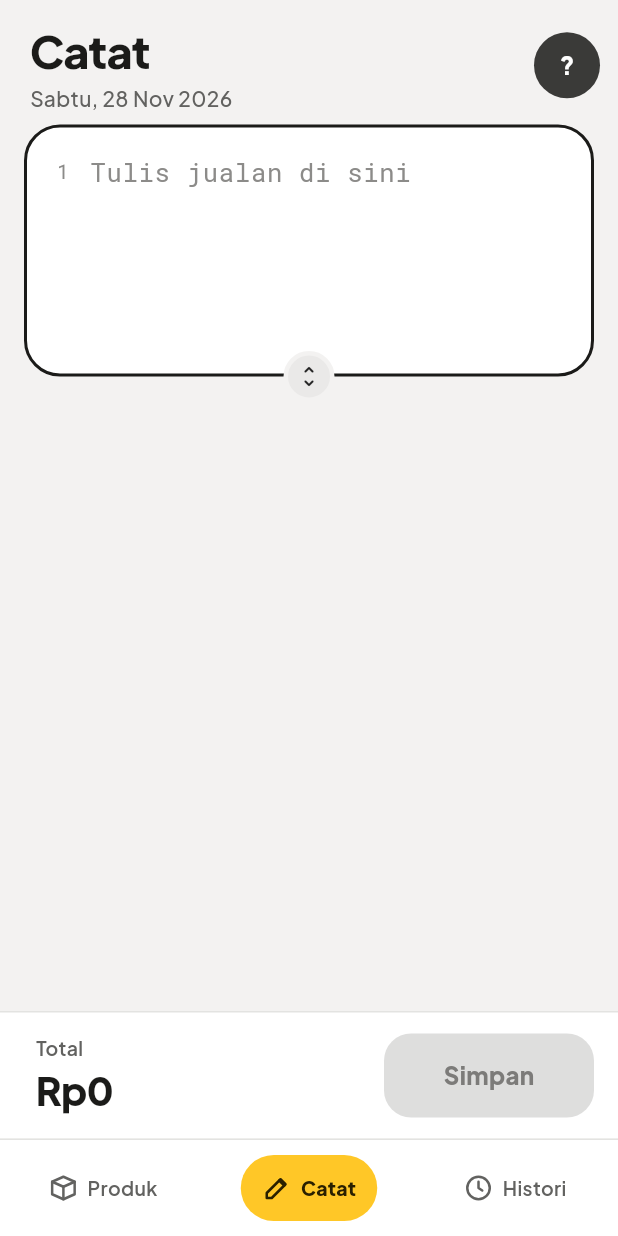
After one commit to machyon/Pensil-Warung, a Flutter app: the CatatScreen screen opened by its route, on a phone screen of 412 x 824 dp. The commit adds this screen. Run offline on Flutter 3.47's test engine with Material 3 defaults, Android fonts, the phone set to English and light mode, and no system bars; our stand-ins replace flutter_secure_storage, flutter_svg, go_router, google_fonts, google_sign_in, image_picker and 1 more; missing offline and left inert: crop_your_image; accounts and stored records are empty; network calls fail; statements that could not run were skipped.

Commit message:
feat(app-catat): editor with line numbers, error marks and resize handle

```diff
--- a/pensil_warung/lib/main.dart
+++ b/pensil_warung/lib/main.dart
@@ -4,6 +4,8 @@ import 'package:provider/provider.dart';
 import 'config.dart';
 import 'data/api_client.dart';
 import 'data/repositories/auth_repository.dart';
+import 'data/repositories/catat_repository.dart';
+import 'ui/catat/catat_view_model.dart';
 import 'data/repositories/product_repository.dart';
 import 'data/session.dart';
 import 'routing/router.dart';
@@ -30,9 +32,13 @@ class MyApp extends StatefulWidget {
 class _MyAppState extends State<MyApp> {
   late final _router = buildRouter(widget.session);
   late final _products = ProductRepository(widget.api);
+  late final _catat = CatatViewModel(CatatRepository(widget.api, _products), _products);
 
   void _onSession() {
-    if (!widget.session.signedIn) _products.clear();
+    if (!widget.session.signedIn) {
+      _products.clear();
+      _catat.clear();
+    }
   }
 
   @override
@@ -44,6 +50,7 @@ class _MyAppState extends State<MyApp> {
   @override
   void dispose() {
     widget.session.removeListener(_onSession);
+    _catat.dispose();
     _router.dispose();
     super.dispose();
   }
@@ -56,6 +63,8 @@ class _MyAppState extends State<MyApp> {
         Provider.value(value: widget.api),
         Provider(create: (_) => AuthRepository(widget.api)),
         ChangeNotifierProvider.value(value: _products),
+        ChangeNotifierProvider.value(value: _catat),
+        Provider(create: (_) => CatatRepository(widget.api, _products)),
       ],
       child: MaterialApp.router(
         title: 'Pensil Warung',
--- a/pensil_warung/lib/routing/router.dart
+++ b/pensil_warung/lib/routing/router.dart
@@ -8,6 +8,7 @@ import '../ui/core/widgets/placeholder_tab.dart';
 import '../ui/auth/login_screen.dart';
 import '../ui/auth/register_screen.dart';
 import '../ui/landing/landing_screen.dart';
+import '../ui/catat/catat_screen.dart';
 import '../ui/products/product_list_screen.dart';
 import '../ui/products/product_routes.dart';
 import '../ui/splash/splash_gate.dart';
@@ -73,7 +74,7 @@ GoRouter buildRouter(Session session, {String initialLocation = '/'}) {
         _userTabs,
         ['Produk', 'Catat', 'Histori'],
         userNavItems,
-        screens: {0: const ProductListScreen()},
+        screens: {0: const ProductListScreen(), 1: const CatatScreen()},
         subRoutes: {0: productRoutes},
       ),
       shell(_broadcasterTabs, ['Siaran', 'Tulis', 'Akun'], broadcasterNavItems),
--- /dev/null
+++ b/pensil_warung/lib/ui/catat/catat_editor.dart
@@ -0,0 +1,203 @@
+import 'package:flutter/services.dart';
+import 'package:material_ui/material_ui.dart';
+
+import '../core/theme.dart';
+
+const editorMin = 168.0, editorMax = 480.0, lineHeight = 32.0;
+
+/// Text box controller that draws a red wavy underline under the lines in [errorLines] (1-based).
+class CatatController extends TextEditingController {
+  Set<int> _errorLines = {};
+
+  set errorLines(Set<int> v) {
+    if (v.length == _errorLines.length && v.containsAll(_errorLines)) return;
+    _errorLines = v;
+    notifyListeners();
+  }
+
+  @override
+  TextSpan buildTextSpan({required BuildContext context, TextStyle? style, required bool withComposing}) {
+    final rows = text.split('\n');
+    return TextSpan(style: style, children: [
+      for (var i = 0; i < rows.length; i++) ...[
+        TextSpan(
+          text: rows[i],
+          style: _errorLines.contains(i + 1) && rows[i].trim().isNotEmpty
+              ? const TextStyle(
+                  decoration: TextDecoration.underline,
+                  decorationStyle: TextDecorationStyle.wavy,
+                  decorationColor: AppColors.error,
+                  decorationThickness: 1.5,
+                )
+              : null,
+        ),
+        if (i < rows.length - 1) const TextSpan(text: '\n'),
+      ],
+    ]);
+  }
+}
+
+final _style = monoText(17);
+const _strut = StrutStyle(fontSize: 17, height: lineHeight / 17, forceStrutHeight: true, fontFamily: 'Roboto Mono');
+
+/// The Catat box: line numbers, red numbers on error lines, a drag handle that resizes it.
+class CatatEditor extends StatefulWidget {
+  const CatatEditor({
+    super.key,
+    required this.controller,
+    required this.errorLines,
+    required this.scroll,
+    this.enabled = true,
+    this.hint = 'Tulis jualan di sini',
+    this.focusNode,
+  });
+
+  final CatatController controller;
+  final Set<int> errorLines;
+  final ScrollController scroll;
+  final bool enabled;
+  final String hint;
+  final FocusNode? focusNode;
+
+  @override
+  State<CatatEditor> createState() => CatatEditorState();
+}
+
+class CatatEditorState extends State<CatatEditor> {
+  double _h = editorMin;
+  double _textWidth = 200;
+
+  void _resize(double h) => setState(() => _h = h.clamp(editorMin, editorMax));
+
+  /// Pixel offset of the top of line [lineNo] (1-based), counting wrapped rows.
+  double offsetOfLine(int lineNo) => _heights().take(lineNo - 1).fold(0.0, (s, h) => s + h);
+
+  List<double> _heights() => [
+        for (final row in widget.controller.text.split('\n'))
+          (TextPainter(
+            text: TextSpan(text: row.isEmpty ? ' ' : row, style: _style),
+            strutStyle: _strut,
+            textDirection: TextDirection.ltr,
+          )..layout(maxWidth: _textWidth))
+              .height,
+      ];
+
+  @override
+  Widget build(BuildContext context) {
+    return Stack(
+      clipBehavior: Clip.none,
+      children: [
+        Container(
+          height: _h,
+          padding: const EdgeInsets.fromLTRB(6, 14, 14, 14),
+          decoration: BoxDecoration(
+            color: AppColors.surface,
+            border: Border.all(color: AppColors.ink, width: 2),
+            borderRadius: BorderRadius.circular(24),
+          ),
+          clipBehavior: Clip.antiAlias,
+          child: LayoutBuilder(builder: (context, c) {
+            _textWidth = c.maxWidth - 22 - 14 - 8 - 2;
+            return ListenableBuilder(
+              listenable: widget.controller,
+              builder: (context, _) {
+                final heights = _heights();
+                return SingleChildScrollView(
+                  controller: widget.scroll,
+                  child: Row(
+                    crossAxisAlignment: CrossAxisAlignment.start,
+                    children: [
+                      Column(children: [
+                        for (var i = 0; i < heights.length; i++)
+                          SizedBox(
+                            width: 22,
+                            height: heights[i],
+                            child: Align(
+                              alignment: Alignment.topRight,
+                              child: Padding(
+                                padding: const EdgeInsets.only(top: 6),
+                                child: Text(
+                                  '${i + 1}',
+                                  style: monoText(13, color: widget.errorLines.contains(i + 1) ? AppColors.error : AppColors.faint)
+                                      .copyWith(fontWeight: widget.errorLines.contains(i + 1) ? FontWeight.w700 : null),
+                                ),
+                              ),
+                            ),
+                          ),
+                      ]),
+                      const SizedBox(width: 14),
+                      Expanded(
+                        child: Padding(
+                          padding: const EdgeInsets.only(right: 8),
+                          child: TextField(
+                            controller: widget.controller,
+                            focusNode: widget.focusNode,
+                            enabled: widget.enabled,
+                            maxLines: null,
+                            keyboardType: TextInputType.multiline,
+                            textCapitalization: TextCapitalization.none,
+                            autocorrect: false,
+                            enableSuggestions: false,
+                            style: _style,
+                            strutStyle: _strut,
+                            cursorColor: AppColors.ink,
+                            decoration: InputDecoration(
+                              isCollapsed: true,
+                              border: InputBorder.none,
+                              hintText: widget.hint,
+                              hintMaxLines: 3,
+                              hintStyle: monoText(17, color: AppColors.faint),
+                            ),
+                          ),
+                        ),
+                      ),
+                    ],
+                  ),
+                );
+              },
+            );
+          }),
+        ),
+        Positioned(
+          left: 0,
+          right: 0,
+          bottom: -22,
+          child: Center(
+            child: Semantics(
+              label: 'Ubah tinggi kotak catatan',
+              child: Focus(
+               onKeyEvent: (_, e) {
+                 if (e is! KeyUpEvent && (e.logicalKey == LogicalKeyboardKey.arrowDown || e.logicalKey == LogicalKeyboardKey.arrowUp)) {
+                   _resize(_h + (e.logicalKey == LogicalKeyboardKey.arrowDown ? 32 : -32));
+                   return KeyEventResult.handled;
+                 }
+                 return KeyEventResult.ignored;
+               },
+               child: GestureDetector(
+                behavior: HitTestBehavior.opaque,
+                onVerticalDragUpdate: (d) => _resize(_h + d.delta.dy),
+                child: SizedBox(
+                  width: 44,
+                  height: 44,
+                  child: Center(
+                    child: Container(
+                      width: 34,
+                      height: 34,
+                      decoration: BoxDecoration(
+                        color: AppColors.chip,
+                        shape: BoxShape.circle,
+                        border: Border.all(color: AppColors.paper, width: 3),
+                      ),
+                      child: const Icon(Icons.unfold_more_rounded, size: 18),
+                    ),
+                  ),
+                ),
+              ),
+              ),
+            ),
+          ),
+        ),
+      ],
+    );
+  }
+}
--- /dev/null
+++ b/pensil_warung/lib/ui/catat/catat_screen.dart
@@ -0,0 +1,85 @@
+import 'package:material_ui/material_ui.dart';
+import 'package:provider/provider.dart';
+
+import '../../data/repositories/product_repository.dart';
+import '../../data/session.dart';
+import '../core/format.dart';
+import '../core/theme.dart';
+import '../core/widgets/app_header.dart';
+import '../core/widgets/buttons.dart';
+import 'catat_editor.dart';
+import 'catat_view_model.dart';
+
+class CatatScreen extends StatefulWidget {
+  const CatatScreen({super.key});
+
+  @override
+  State<CatatScreen> createState() => _CatatScreenState();
+}
+
+class _CatatScreenState extends State<CatatScreen> {
+  final _editor = GlobalKey<CatatEditorState>();
+
+  @override
+  void initState() {
+    super.initState();
+    final products = context.read<ProductRepository>();
+    if (!products.loaded) products.load().catchError((_) {});
+  }
+
+  @override
+  Widget build(BuildContext context) {
+    final vm = context.watch<CatatViewModel>();
+    final name = context.select<Session, String>((s) => s.user?.displayName ?? '?');
+    return SafeArea(
+      child: Column(
+        children: [
+          AppHeader(title: 'Catat', subtitle: wibDateShort(DateTime.now()), avatarLetter: name.isEmpty ? '?' : name[0]),
+          Expanded(
+            child: ListView(
+              controller: null,
+              padding: const EdgeInsets.fromLTRB(16, 0, 16, 32),
+              children: [
+                CatatEditor(
+                  key: _editor,
+                  controller: vm.controller,
+                  errorLines: vm.errorLines,
+                  scroll: vm.scroll,
+                ),
+              ],
+            ),
+          ),
+          _Bar(vm: vm),
+        ],
+      ),
+    );
+  }
+}
+
+class _Bar extends StatelessWidget {
+  const _Bar({required this.vm});
+
+  final CatatViewModel vm;
+
+  @override
+  Widget build(BuildContext context) {
+    return Container(
+      padding: const EdgeInsets.fromLTRB(24, 14, 16, 14),
+      decoration: const BoxDecoration(color: AppColors.surface, border: Border(top: BorderSide(color: AppColors.border))),
+      child: Row(
+        children: [
+          Expanded(
+            child: Column(
+              crossAxisAlignment: CrossAxisAlignment.start,
+              children: [
+                Text(vm.hasText ? 'Total jualan' : 'Total', style: appText(13, weight: FontWeight.w600, color: AppColors.muted)),
+                Text(rupiah(vm.lint.total), style: appText(26, weight: FontWeight.w800, letterSpacing: -0.5)),
+              ],
+            ),
+          ),
+          SizedBox(width: 140, child: PrimaryButton(label: 'Simpan', onPressed: null, busy: vm.running)),
+        ],
+      ),
+    );
+  }
+}
--- a/pensil_warung/lib/ui/core/format.dart
+++ b/pensil_warung/lib/ui/core/format.dart
@@ -40,6 +40,12 @@ String wibDate(DateTime t) {
   return '${dayNames[w.weekday - 1]}, ${w.day} ${monthNames[w.month - 1]} ${w.year}';
 }
 
+/// `Selasa, 17 Nov 2026`
+String wibDateShort(DateTime t) {
+  final w = wib(t);
+  return '${dayNames[w.weekday - 1]}, ${w.day} ${monthNames[w.month - 1].substring(0, 3)} ${w.year}';
+}
+
 /// `2026-11-26`, the WIB date sent as `date=`.
 String wibIsoDate(DateTime t) {
   final w = wib(t);
```
Also changed, not shown: pensil_warung/lib/ui/catat/catat_view_model.dart (added, +211 -0 lines), 1 other file.
